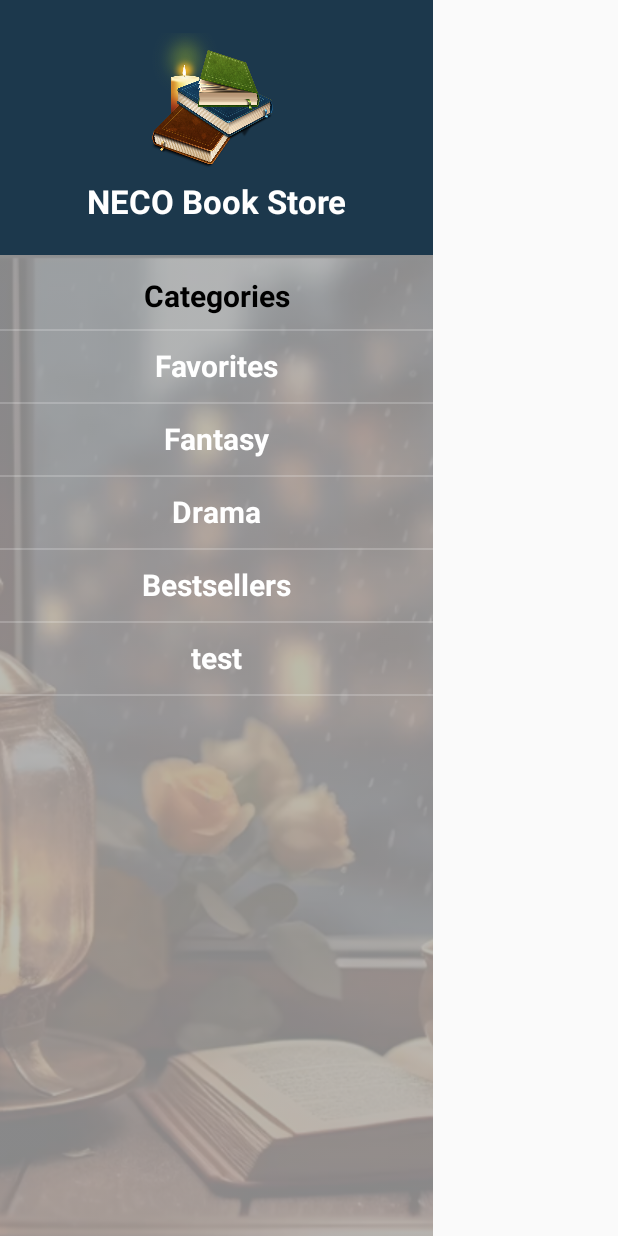
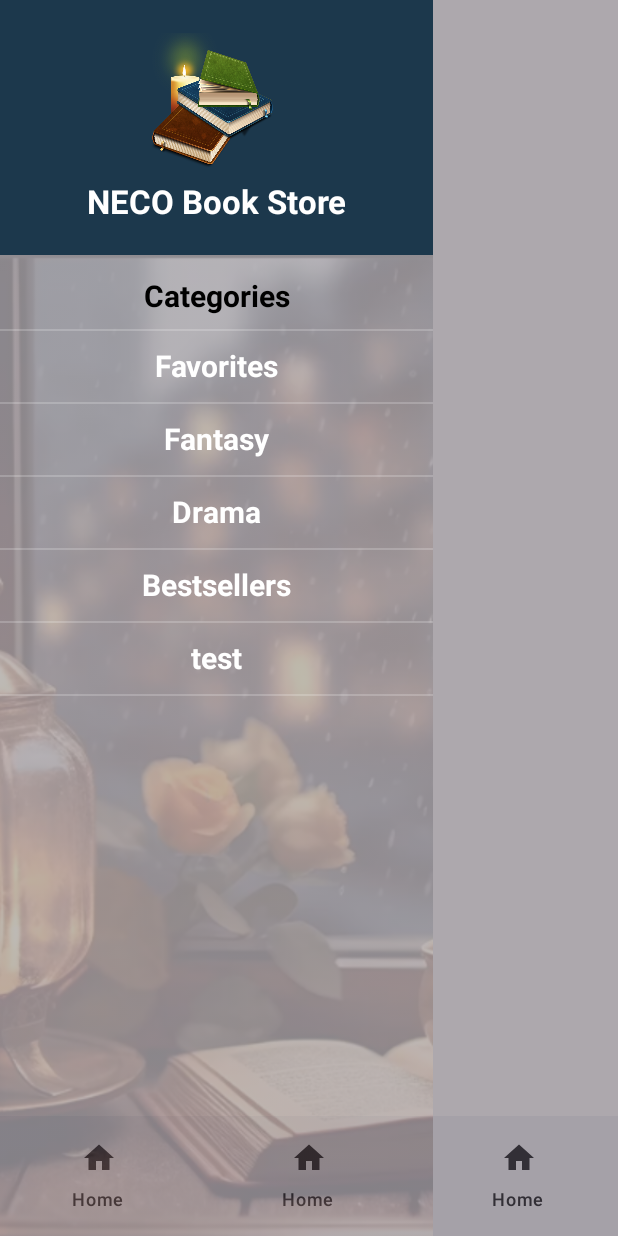
Before and after one commit to alarmservise/BookStoreApp, an Android app built with Jetpack Compose: the MainActivity screen opened directly, with no data from a screen before it, on a phone screen of 412 x 824 dp. Run offline under Robolectric (Android 15) with nearby library versions, the phone set to English and light mode, and no system bars; our stand-ins replace Firebase (no records; nobody signed in at launch, a user with empty details on screens opened directly).

Commit message:
end lesson3 21.34

```diff
--- a/app/src/main/java/com/alarmservise/bookstoreapp/ui/main_screen/MainScreen.kt
+++ b/app/src/main/java/com/alarmservise/bookstoreapp/ui/main_screen/MainScreen.kt
@@ -1,30 +1,41 @@
 package com.alarmservise.bookstoreapp.ui.main_screen
 
+import android.annotation.SuppressLint
 import androidx.compose.foundation.layout.Column
 import androidx.compose.foundation.layout.fillMaxSize
 import androidx.compose.foundation.layout.fillMaxWidth
 import androidx.compose.material3.DrawerValue
 import androidx.compose.material3.ModalNavigationDrawer
+import androidx.compose.material3.Scaffold
 import androidx.compose.material3.rememberDrawerState
 import androidx.compose.runtime.Composable
 import androidx.compose.ui.Modifier
 import androidx.compose.ui.tooling.preview.Preview
+import com.alarmservise.bookstoreapp.ui.main_screen.bottom_menu.BottomMenu
 
+@SuppressLint("UnusedMaterial3ScaffoldPaddingParameter")
 @Preview(showBackground = true)
 @Composable
 fun MainScreen() {
     val drawerState = rememberDrawerState(DrawerValue.Open)
     ModalNavigationDrawer(
         drawerState = drawerState,
-        modifier = Modifier.fillMaxWidth(0.7f),
+        modifier = Modifier.fillMaxWidth(),
         drawerContent = {
-            Column(Modifier.fillMaxSize()) {
+            Column(Modifier.fillMaxWidth(0.7f)) {
                 DrawerHeader()
                 DrawerBody()
             }
+        }
+    ) {
+        Scaffold(
+            modifier = Modifier.fillMaxSize(),
+            bottomBar = {
+                BottomMenu()
+            }
+        ) {
 
         }
-    ) {
 
     }
 }
--- /dev/null
+++ b/app/src/main/java/com/alarmservise/bookstoreapp/ui/main_screen/bottom_menu/BottomMenu.kt
@@ -0,0 +1,39 @@
+package com.alarmservise.bookstoreapp.ui.main_screen.bottom_menu
+
+import android.R
+import androidx.compose.material3.Icon
+import androidx.compose.material3.NavigationBar
+import androidx.compose.material3.NavigationBarItem
+import androidx.compose.material3.Text
+import androidx.compose.runtime.Composable
+import androidx.compose.runtime.mutableStateOf
+import androidx.compose.runtime.remember
+import androidx.compose.ui.res.painterResource
+
+@Composable
+fun BottomMenu() {
+    val items = listOf(
+        BottomMenuItem.Home,
+        BottomMenuItem.Favs,
+        BottomMenuItem.Settings
+    )
+    val selectedItem = remember { mutableStateOf("Home") }
+
+    NavigationBar {
+        items.forEach { item ->
+            NavigationBarItem(
+                selected = false,
+                onClick = {},
+                icon = {
+                    Icon(
+                        painter = painterResource(id = BottomMenuItem.Home.iconId),
+                        contentDescription = null
+                    )
+                },
+                label = {
+                    Text(text = BottomMenuItem.Home.title)
+                }
+            )
+        }
+    }
+}
--- /dev/null
+++ b/app/src/main/res/drawable/ic_favs.xml
@@ -0,0 +1,5 @@
+<vector xmlns:android="http://schemas.android.com/apk/res/android" android:height="24dp" android:tint="#000000" android:viewportHeight="24" android:viewportWidth="24" android:width="24dp">
+
+    <path android:fillColor="@android:color/white" android:pathData="M12,21.35l-1.45,-1.32C5.4,15.36 2,12.28 2,8.5 2,5.42 4.42,3 7.5,3c1.74,0 3.41,0.81 4.5,2.09C13.09,3.81 14.76,3 16.5,3 19.58,3 22,5.42 22,8.5c0,3.78 -3.4,6.86 -8.55,11.54L12,21.35z"/>
+
+</vector>
--- /dev/null
+++ b/app/src/main/res/drawable/ic_home.xml
@@ -0,0 +1,5 @@
+<vector xmlns:android="http://schemas.android.com/apk/res/android" android:height="24dp" android:tint="#000000" android:viewportHeight="24" android:viewportWidth="24" android:width="24dp">
+
+    <path android:fillColor="@android:color/white" android:pathData="M10,20v-6h4v6h5v-8h3L12,3 2,12h3v8z"/>
+
+</vector>
--- /dev/null
+++ b/app/src/main/res/drawable/ic_settings.xml
@@ -0,0 +1,5 @@
+<vector xmlns:android="http://schemas.android.com/apk/res/android" android:height="24dp" android:tint="#000000" android:viewportHeight="24" android:viewportWidth="24" android:width="24dp">
+
+    <path android:fillColor="@android:color/white" android:pathData="M21.81,12.74l-0.82,-0.63v-0.22l0.8,-0.63c0.16,-0.12 0.2,-0.34 0.1,-0.51l-0.85,-1.48c-0.07,-0.13 -0.21,-0.2 -0.35,-0.2 -0.05,0 -0.1,0.01 -0.15,0.03l-0.95,0.38c-0.08,-0.05 -0.11,-0.07 -0.19,-0.11l-0.15,-1.01c-0.03,-0.21 -0.2,-0.36 -0.4,-0.36h-1.71c-0.2,0 -0.37,0.15 -0.4,0.34l-0.14,1.01c-0.03,0.02 -0.07,0.03 -0.1,0.05l-0.09,0.06 -0.95,-0.38c-0.05,-0.02 -0.1,-0.03 -0.15,-0.03 -0.14,0 -0.27,0.07 -0.35,0.2l-0.85,1.48c-0.1,0.17 -0.06,0.39 0.1,0.51l0.8,0.63v0.23l-0.8,0.63c-0.16,0.12 -0.2,0.34 -0.1,0.51l0.85,1.48c0.07,0.13 0.21,0.2 0.35,0.2 0.05,0 0.1,-0.01 0.15,-0.03l0.95,-0.37c0.08,0.05 0.12,0.07 0.2,0.11l0.15,1.01c0.03,0.2 0.2,0.34 0.4,0.34h1.71c0.2,0 0.37,-0.15 0.4,-0.34l0.15,-1.01c0.03,-0.02 0.07,-0.03 0.1,-0.05l0.09,-0.06 0.95,0.38c0.05,0.02 0.1,0.03 0.15,0.03 0.14,0 0.27,-0.07 0.35,-0.2l0.85,-1.48c0.1,-0.17 0.06,-0.39 -0.1,-0.51zM18,13.5c-0.83,0 -1.5,-0.67 -1.5,-1.5s0.67,-1.5 1.5,-1.5 1.5,0.67 1.5,1.5 -0.67,1.5 -1.5,1.5zM17,17h2v4c0,1.1 -0.9,2 -2,2H7c-1.1,0 -2,-0.9 -2,-2V3c0,-1.1 0.9,-2 2,-2h10c1.1,0 2,0.9 2,2v4h-2V6H7v12h10v-1z"/>
+
+</vector>
```
Also changed, not shown: app/src/main/java/com/alarmservise/bookstoreapp/ui/main_screen/bottom_menu/BottomMenuItem.kt (added, +26 -0 lines).
